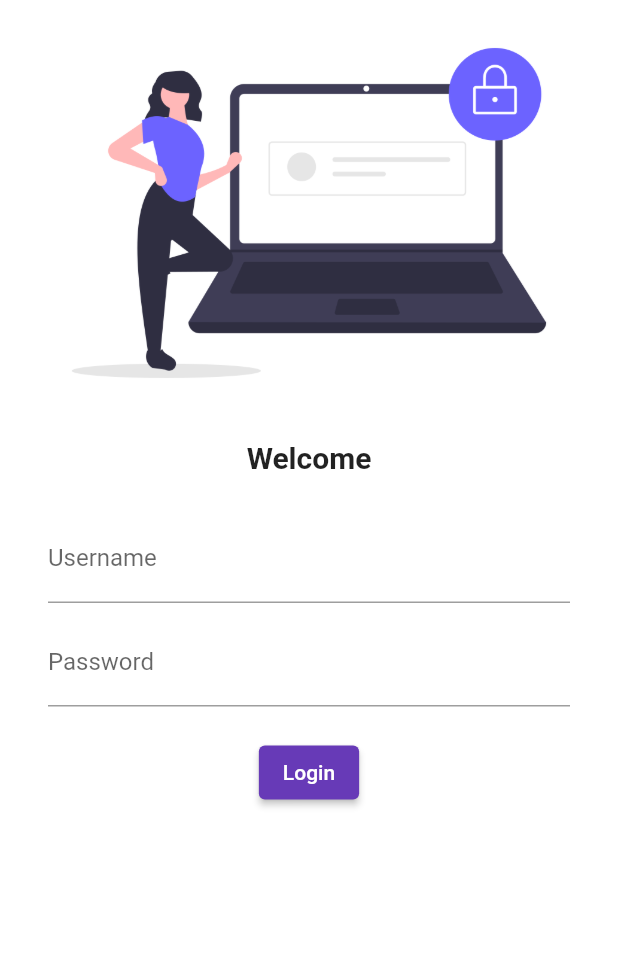
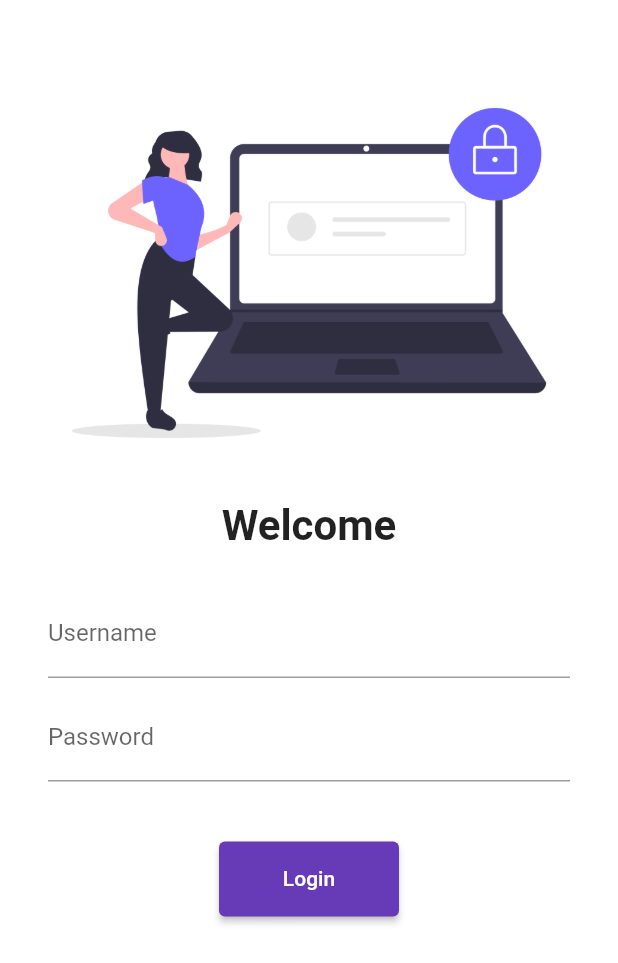
Before and after one commit to anupupadhaya123/LearnFlutter, a Flutter app: the screen it shows after launch, on a phone screen of 412 x 824 dp. Shown: the top 963 px of the screen. Run offline on Flutter 3.47's test engine with Material 2 defaults, Android fonts, the phone set to English and light mode, and no system bars.

```diff
--- a/lib/main.dart
+++ b/lib/main.dart
@@ -1,6 +1,7 @@
 import 'package:flutter/material.dart';
 import 'package:learn_flutter/pages/homepage.dart';
 import 'package:learn_flutter/pages/login_page.dart';
+import 'package:learn_flutter/utils/routes.dart';
 
 void main() {
   runApp(MyApp());
@@ -22,8 +23,8 @@ class MyApp extends StatelessWidget {
       initialRoute: "/login",
       routes: {
         "/" : (context)=> new LoginPage(), //This is object "new" is optional in dart
-        "/home" : (context)=>HomePage(),
-        "/login" : (context)=>LoginPage(),
+        MyRoutes.homeRoute : (context)=>HomePage(),
+        MyRoutes.loginRoute : (context)=>LoginPage(),
       },
     );
   }
--- a/lib/pages/login_page.dart
+++ b/lib/pages/login_page.dart
@@ -1,21 +1,27 @@
 import 'package:flutter/material.dart';
+import 'package:learn_flutter/utils/routes.dart';
 
 class LoginPage extends StatelessWidget {
   @override
   Widget build(BuildContext context) {
     return Material(
       color: Colors.white,
+      child: SingleChildScrollView(
         child: Column(
           children: [
-          Image.asset("assets/images/login.png",
+            Padding(
+              padding: const EdgeInsets.only(top: 40.0),
+              child: Image.asset("assets/images/login.png",
+
               fit: BoxFit.cover,
+               ),
             ),
              SizedBox(
                height: 10,
              ),
              Text("Welcome",
              style: TextStyle(
-             fontSize: 20,
+               fontSize: 28,
                fontWeight: FontWeight.bold
              ),
              ),
@@ -43,14 +49,16 @@ class LoginPage extends StatelessWidget {
                  ),
                ),
                SizedBox(
-               height: 20,
+                 height: 40,
                ),
                ElevatedButton(
                  onPressed: (){
-                print("hi");
+                  Navigator.pushNamed(context, MyRoutes.homeRoute);
                  },
                  child: Text("Login"),
-               style: TextButton.styleFrom()
+                 style: TextButton.styleFrom(
+                   minimumSize: Size(120, 50),
+                 )
                  ),
                  ],
                ),
@@ -58,6 +66,7 @@ class LoginPage extends StatelessWidget {
 
           ],
         ),
+      ),
     );
   }
 }
--- /dev/null
+++ b/lib/utils/routes.dart
@@ -0,0 +1,4 @@
+class MyRoutes{
+  static String loginRoute = "/login";
+  static String homeRoute = "/home";
+}
```
Lines whose indentation alone changed are shown as unchanged.
